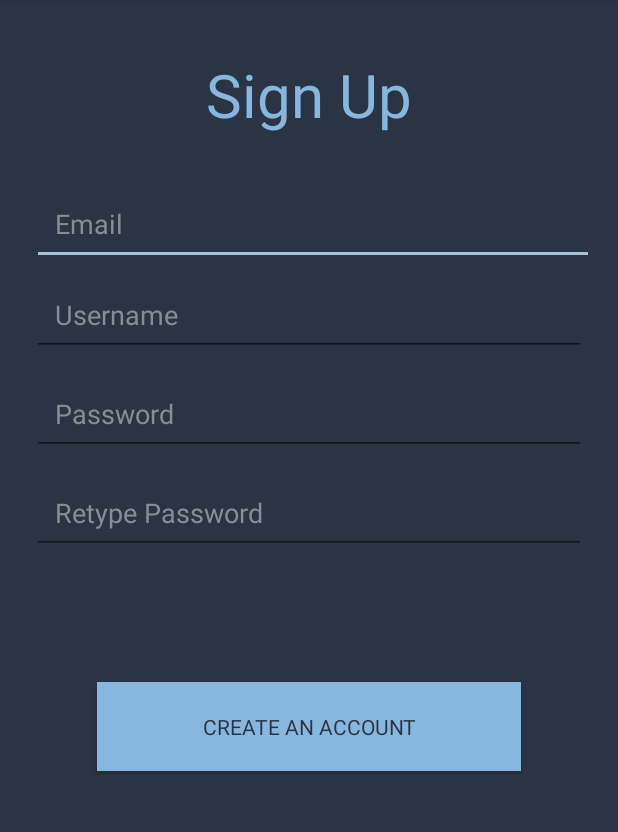
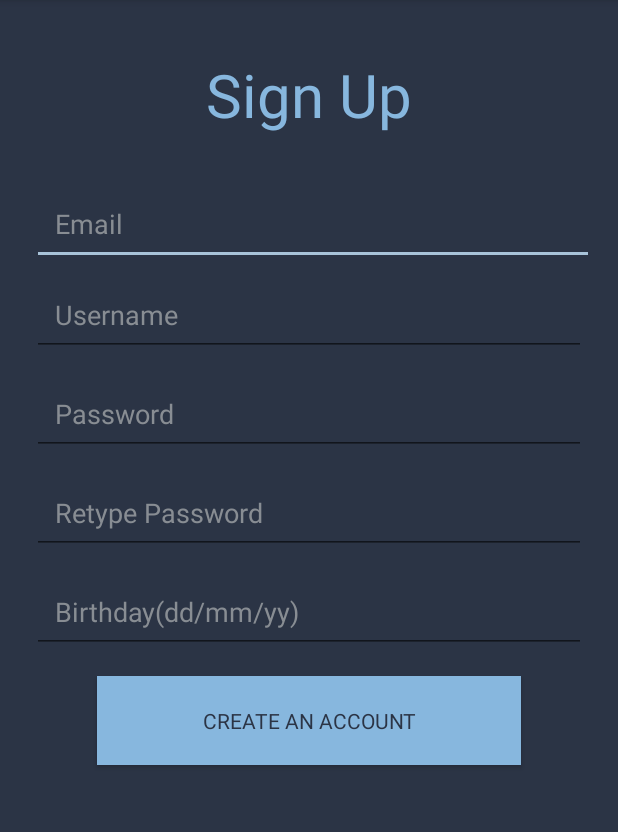
Before and after one commit to ShuyangLiu/Social-Network-App, an Android app: the screen it shows after launch (SignupPage), after a tap on "SIGN UP", on a phone screen of 412 x 824 dp, the part 84-916 px from its top. Run offline under Robolectric (Android 15) with nearby library versions, the phone set to English and light mode, and no system bars; 2 statements that could not run were skipped.

```diff
--- a/app/src/main/java/csc296/projectapplication02/SignupPage.java
+++ b/app/src/main/java/csc296/projectapplication02/SignupPage.java
@@ -1,5 +1,6 @@
 package csc296.projectapplication02;
 
+import android.content.Intent;
 import android.graphics.Typeface;
 import android.support.v7.app.AppCompatActivity;
 import android.os.Bundle;
@@ -7,20 +8,45 @@ import android.view.View;
 import android.widget.Button;
 import android.widget.EditText;
 import android.widget.TextView;
+import android.widget.Toast;
+
+import csc296.projectapplication02.model.User;
+import csc296.projectapplication02.model.UserCollection;
 
 public class SignupPage extends AppCompatActivity {
+
+
+    TextView mTitle;
+    EditText mEmail;
+    EditText mPassword;
+    EditText mPassword_c;
+    EditText mUsername;
+    EditText mBirthday;
+    Button mButton;
+
+    UserCollection mCollection;
+
 
     @Override
     protected void onCreate(Bundle savedInstanceState) {
         super.onCreate(savedInstanceState);
         setContentView(R.layout.activity_signup_page);
 
-        TextView mTitle = (TextView) findViewById(R.id.signupPage_title);
-        EditText mEmail = (EditText) findViewById(R.id.signupPage_editText_email);
-        EditText mPassword = (EditText) findViewById(R.id.signupPage_editText_password);
-        EditText mPassword_c = (EditText) findViewById(R.id.signupPage_editText_password_c);
-        EditText mUsername = (EditText) findViewById(R.id.signupPage_editText_username);
-        Button mButton = (Button) findViewById(R.id.signupPage_button_signup);
+        mCollection = UserCollection.get(getApplicationContext());
+
+        mTitle = (TextView) findViewById(R.id.signupPage_title);
+
+        mEmail = (EditText) findViewById(R.id.signupPage_editText_email);
+
+        mPassword = (EditText) findViewById(R.id.signupPage_editText_password);
+
+        mPassword_c = (EditText) findViewById(R.id.signupPage_editText_password_c);
+
+        mUsername = (EditText) findViewById(R.id.signupPage_editText_username);
+
+        mBirthday = (EditText) findViewById(R.id.signupPage_editText_birthday);
+
+        mButton = (Button) findViewById(R.id.signupPage_button_signup);
 
         Typeface raleway = Typeface.createFromAsset(getAssets(),
                 "raleway/Raleway-Regular.ttf");
@@ -36,6 +62,36 @@ public class SignupPage extends AppCompatActivity {
             @Override
             public void onClick(View v) {
                 //TODO: Add a new user to the database!
+
+                String email = mEmail.getText().toString();
+                String password = mPassword.getText().toString();
+                String password_c = mPassword_c.getText().toString();
+                String birthday = mBirthday.getText().toString();
+                String username = mUsername.getText().toString();
+
+
+                if(password.equals(password_c))
+                {
+                    User user = new User(email,password,birthday,username);
+
+                    mCollection.addUser(user);//add the user to the database
+
+                    Intent intent = new Intent(SignupPage.this,LoginPage.class);
+
+                    startActivity(intent);
+                }
+                else
+                {
+                    //Give a Toast
+
+                    Toast.makeText(getApplicationContext(),
+                            "Your password and confirmed password are not the same! " +
+                                    "Please check and submit again!",
+                            Toast.LENGTH_SHORT).show();
+                }
+
+
+
             }
         });
 
--- a/app/src/main/java/csc296/projectapplication02/database/OpenHelper.java
+++ b/app/src/main/java/csc296/projectapplication02/database/OpenHelper.java
@@ -4,26 +4,64 @@ package csc296.projectapplication02.database;
 import android.content.Context;
 import android.database.sqlite.SQLiteDatabase;
 import android.database.sqlite.SQLiteOpenHelper;
+import android.util.Log;
+
+import csc296.projectapplication02.MainActivity;
 
 public class OpenHelper extends SQLiteOpenHelper
 {
 
+    public static final String TAG = "Project02";
+
     /*constructor*/
-    public OpenHelper(Context context , String name ,
-                      SQLiteDatabase.CursorFactory factory , int version)
+    public OpenHelper(Context context)
     {
-        super(context , name , factory , version);
+        super(context, Schema.DATABASE_NAME, null, Schema.VERSION);
     }
 
     @Override
     public void onCreate(SQLiteDatabase db)
     {
 
+        db.execSQL("CREATE TABLE " + Schema.Users.NAME
+                        + "(_id integer primary key autoincrement, "
+                        + Schema.Users.Cols.EMAIL + ", "
+                        + Schema.Users.Cols.PASSWORD + ", "
+                        + Schema.Users.Cols.FULL_NAME + ", "
+                        + Schema.Users.Cols.BIRTH_DATE + ", "
+                        + Schema.Users.Cols.PROFILE_PIC + ")"
+        );
+
+        Log.i(TAG, "[OpenHelper]: Table created: " + Schema.Users.NAME);
+
+        db.execSQL("CREATE TABLE " + Schema.FeedItems.NAME
+                        + "(_id integer primary key autoincrement, "
+                        + Schema.FeedItems.Cols.EMAIL + ", "
+                        + Schema.FeedItems.Cols.POSTED_DATE + ", "
+                        + Schema.FeedItems.Cols.CONTENT + ", "
+                        + Schema.FeedItems.Cols.PHOTO_PATH + ")"
+        );
+
+        Log.i(TAG, "[OpenHelper]: Table created: " + Schema.FeedItems.NAME);
+
+
+        db.execSQL("CREATE TABLE " + Schema.Favorites.NAME
+                        + "(_id integer primary key autoincrement, "
+                        + Schema.Favorites.Cols.EMAIL + ", "
+                        + Schema.Favorites.Cols.FAVORITE + ")"
+        );
+
+        Log.i(TAG, "[OpenHelper]: Table created: " + Schema.Favorites.NAME);
+
+
     }
 
     @Override
     public void onUpgrade(SQLiteDatabase db, int oldVersion, int newVersion)
     {
-
+        /*
+        * For upgrading the database according to schema
+        * not really needed in this project
+        */
     }
 }
--- a/app/src/main/java/csc296/projectapplication02/model/UserCollection.java
+++ b/app/src/main/java/csc296/projectapplication02/model/UserCollection.java
@@ -1,7 +1,63 @@
 package csc296.projectapplication02.model;
 
 
+import android.content.ContentValues;
+import android.content.Context;
+import android.database.sqlite.SQLiteDatabase;
+import android.util.Log;
+
+import csc296.projectapplication02.database.OpenHelper;
+import csc296.projectapplication02.database.Schema;
+
 public class UserCollection
 {
+    private final Context mContext;
+    private final SQLiteDatabase mDatabase;
+    public static UserCollection sCollection;
+
+    public static final String TAG = "Project02";
+
+    /*constructor*/
+    public UserCollection(Context context)
+    {
+        mContext = context.getApplicationContext();
+        mDatabase = new OpenHelper(mContext).getWritableDatabase();
+    }
+
+    /*getter method*/
+    public static UserCollection get (Context context)
+    {
+        if (sCollection==null)
+        {
+            sCollection = new UserCollection(context);
+        }
+        return sCollection;
+    }
+
+    /*adding a new user to the database*/
+    public void addUser(User user)
+    {
+        ContentValues values = getContentValues(user);
+        mDatabase.insert(Schema.Users.NAME,null,values);
+        Log.i(TAG,"[UserCollection]: User successfully added to the database!");
+    }
+
+    private static ContentValues getContentValues(User user)
+    {
+        ContentValues values = new ContentValues();
+
+        values.put(Schema.Users.Cols.EMAIL,user.getEmail());
+        values.put(Schema.Users.Cols.PASSWORD,user.getPassword());
+        values.put(Schema.Users.Cols.BIRTH_DATE,user.getBirthday());
+        values.put(Schema.Users.Cols.FULL_NAME,user.getFullName());
+        values.put(Schema.Users.Cols.PROFILE_PIC,user.getProfilePicture());
+
+        return values;
+    }
+
+
+
+
+
 
 }
--- a/app/src/main/res/layout/activity_signup_page.xml
+++ b/app/src/main/res/layout/activity_signup_page.xml
@@ -72,11 +72,23 @@
         android:layout_margin="5dp"
         android:layout_alignParentStart="true" />
 
+    <EditText
+        android:layout_width="match_parent"
+        android:layout_height="wrap_content"
+        android:hint = "@string/signup_editText_birthday"
+        android:id="@+id/signupPage_editText_birthday"
+        android:textColor="@color/text"
+        android:textColorHint="@color/hint"
+        android:layout_below="@id/signupPage_editText_password_c"
+        android:padding="15dp"
+        android:layout_margin="5dp"
+        android:layout_alignParentStart="true"/>
+
     <Button
         android:layout_width="wrap_content"
         android:layout_height="wrap_content"
         android:text="@string/signupPage_button_signup"
-        android:layout_marginTop="80dp"
+        android:layout_marginTop="10dp"
         android:paddingStart="70dp"
         android:paddingEnd="70dp"
         android:paddingTop="20dp"
@@ -84,7 +96,7 @@
         android:background="@color/button_background"
         android:textColor="@color/button_text"
         android:id="@+id/signupPage_button_signup"
-        android:layout_below="@+id/signupPage_editText_password_c"
+        android:layout_below="@+id/signupPage_editText_birthday"
         android:layout_centerHorizontal="true" />
 
 </RelativeLayout>
--- a/app/src/main/res/values/strings.xml
+++ b/app/src/main/res/values/strings.xml
@@ -13,4 +13,5 @@
     <string name="signupPage_editText_username">Username</string>
     <string name="signupPage_editText_password_c">Retype Password</string>
     <string name="signupPage_button_signup">Create an Account</string>
+    <string name="signup_editText_birthday">Birthday(dd/mm/yy)</string>
 </resources>
```
Also changed, not shown: app/src/main/java/csc296/projectapplication02/database/Cursor_Wrapper.java (+20 -0 lines), app/src/main/java/csc296/projectapplication02/database/Schema.java (+47 -0 lines), app/src/main/java/csc296/projectapplication02/model/PostFeed.java (added, +73 -0 lines), app/src/main/java/csc296/projectapplication02/model/User.java (+79 -0 lines), app/src/main/res/drawable/ic_face_black_24dp.png (added), app/src/main/res/drawable/profile_filled.png (added).
